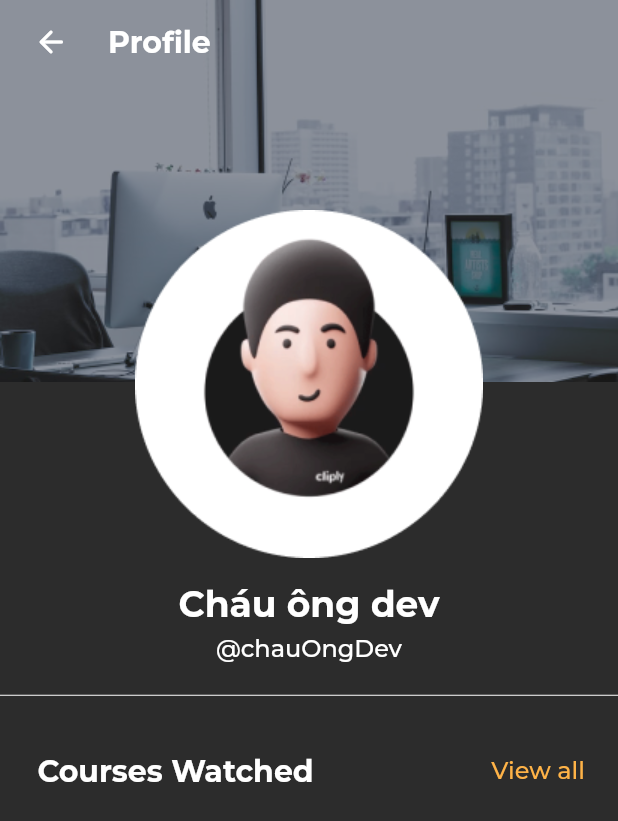
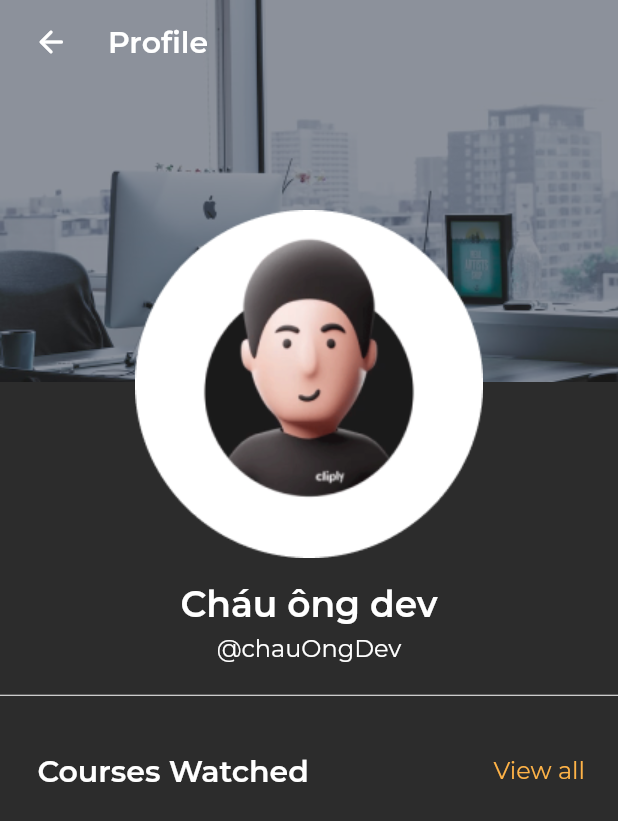
Before and after one commit to phd051199/course-app-ui, a Flutter app: the ProfileScreen screen opened directly, on a phone screen of 412 x 824 dp. Shown: the top 821 px of the screen. Run offline on Flutter 3.47's test engine with Material 2 defaults, Android fonts, the phone set to English and light mode, and no system bars; our stand-ins replace flick_video_player, get, google_fonts, video_player; network calls fail.

Commit message:
update mockapi

```diff
--- a/lib/components/course_list.dart
+++ b/lib/components/course/my_courses.dart
@@ -1,11 +1,13 @@
-import 'package:course_app/components/course_card.dart';
-import 'package:course_app/controllers/course_controller.dart';
+import 'package:course_app/components/course/course_card.dart';
+import 'package:course_app/controllers/course/my_courses.dart';
 import 'package:course_app/utils/constants.dart';
 import 'package:flutter/material.dart';
 import 'package:get/get.dart';
 
-class CoursesList extends StatelessWidget {
-  final CourseController courseController = Get.put(CourseController());
+class MyCoursesList extends StatelessWidget {
+  final MyCourseController courseController = Get.put(
+    MyCourseController(),
+  );
 
   @override
   Widget build(BuildContext context) {
--- a/lib/components/main_title.dart
+++ b/lib/components/main_title.dart
@@ -1,4 +1,3 @@
-import 'package:course_app/utils/constants.dart';
 import 'package:flutter/material.dart';
 import 'package:google_fonts/google_fonts.dart';
 
@@ -19,8 +18,8 @@ class MainTitle extends StatelessWidget {
           style: GoogleFonts.getFont(
             'Montserrat',
             fontSize: 20,
-            fontWeight: FontWeight.w700,
-            color: primaryColor,
+            fontWeight: FontWeight.w600,
+            color: Colors.white,
           ),
         ),
         Text(
@@ -29,7 +28,7 @@ class MainTitle extends StatelessWidget {
             'Montserrat',
             fontSize: 16,
             color: Color(0xffFFB347),
-            fontWeight: FontWeight.w500,
+            fontWeight: FontWeight.w400,
           ),
         ),
       ],
--- a/lib/components/menu.dart
+++ b/lib/components/menu/menu.dart
@@ -1,4 +1,4 @@
-import 'package:course_app/components/menu_item.dart';
+import 'package:course_app/components/menu/menu_item.dart';
 import 'package:course_app/utils/constants.dart';
 import 'package:flutter/material.dart';
 import 'package:google_fonts/google_fonts.dart';
@@ -21,7 +21,7 @@ class MenuDrawer extends StatelessWidget {
                 style: GoogleFonts.getFont(
                   'Montserrat',
                   fontSize: 24,
-                  fontWeight: FontWeight.w700,
+                  fontWeight: FontWeight.w600,
                   color: Color(0xffFDF1DE),
                 ),
               ),
--- a/lib/components/menu_item.dart
+++ b/lib/components/menu/menu_item.dart
@@ -22,7 +22,7 @@ class DrawerListTile extends StatelessWidget {
           style: GoogleFonts.getFont(
             'Montserrat',
             fontSize: 20,
-            fontWeight: FontWeight.w500,
+            fontWeight: FontWeight.w400,
             color: Colors.white,
           ),
         ),
--- a/lib/components/profile_appbar.dart
+++ b/lib/components/profile/profile_appbar.dart
@@ -1,4 +1,3 @@
-import 'package:course_app/utils/constants.dart';
 import 'package:flutter/material.dart';
 import 'package:get/get.dart';
 import 'package:google_fonts/google_fonts.dart';
@@ -32,8 +31,8 @@ class ProfileAppBar extends StatelessWidget {
         'Profile',
         style: GoogleFonts.getFont(
           'Montserrat',
-          color: primaryColor,
-          fontWeight: FontWeight.w700,
+          color: Colors.white,
+          fontWeight: FontWeight.w600,
           fontSize: 20,
         ),
       ),
--- a/lib/components/profile_body.dart
+++ b/lib/components/profile/profile_body.dart
@@ -1,6 +1,5 @@
-import 'package:course_app/components/course_list.dart';
+import 'package:course_app/components/course/my_courses.dart';
 import 'package:course_app/components/main_title.dart';
-import 'package:course_app/utils/constants.dart';
 import 'package:flutter/material.dart';
 import 'package:google_fonts/google_fonts.dart';
 
@@ -28,8 +27,8 @@ class ProfileBody extends StatelessWidget {
                 'Cháu ông dev',
                 style: GoogleFonts.getFont(
                   'Montserrat',
-                  color: primaryColor,
-                  fontWeight: FontWeight.w700,
+                  color: Colors.white,
+                  fontWeight: FontWeight.w600,
                   fontSize: 24,
                 ),
               ),
@@ -40,8 +39,8 @@ class ProfileBody extends StatelessWidget {
                 '@chauOngDev',
                 style: GoogleFonts.getFont(
                   'Montserrat',
-                  color: primaryColor,
-                  fontWeight: FontWeight.w500,
+                  color: Colors.white,
+                  fontWeight: FontWeight.w400,
                   fontSize: 16,
                 ),
               ),
@@ -59,7 +58,7 @@ class ProfileBody extends StatelessWidget {
                 title: 'Courses Watched',
               ),
             ),
-            CoursesList(),
+            MyCoursesList(),
           ],
         ),
       ),
--- a/lib/components/search_field.dart
+++ b/lib/components/search_field.dart
@@ -32,7 +32,7 @@ class SearchBar extends StatelessWidget {
                   hintText: 'Search course',
                   hintStyle: GoogleFonts.getFont(
                     'Montserrat',
-                    fontWeight: FontWeight.w500,
+                    fontWeight: FontWeight.w400,
                     fontSize: 16,
                   ),
                   border: InputBorder.none,
--- a/lib/components/player_toggle.dart
+++ b/lib/components/video_player/player_toggle.dart
@@ -2,8 +2,8 @@ import 'package:flick_video_player/flick_video_player.dart';
 import 'package:flutter/material.dart';
 import 'package:provider/provider.dart';
 
-class LandscapePlayToggle extends StatelessWidget {
-  const LandscapePlayToggle({Key key}) : super(key: key);
+class PlayToggle extends StatelessWidget {
+  const PlayToggle({Key key}) : super(key: key);
 
   @override
   Widget build(BuildContext context) {
--- a/lib/main.dart
+++ b/lib/main.dart
@@ -4,7 +4,9 @@ import 'package:flutter/material.dart';
 import 'package:get/get.dart';
 
 void main() {
-  runApp(CourseApp());
+  runApp(
+    CourseApp(),
+  );
 }
 
 class CourseApp extends StatelessWidget {
--- a/lib/screens/profile_screen.dart
+++ b/lib/screens/profile_screen.dart
@@ -1,5 +1,5 @@
-import 'package:course_app/components/profile_appbar.dart';
-import 'package:course_app/components/profile_body.dart';
+import 'package:course_app/components/profile/profile_appbar.dart';
+import 'package:course_app/components/profile/profile_body.dart';
 import 'package:flutter/material.dart';
 
 class ProfileScreen extends StatefulWidget {
--- a/lib/utils/constants.dart
+++ b/lib/utils/constants.dart
@@ -1,7 +1,7 @@
 import 'dart:ui';
 
 const apiURL = 'https://60a071ebd2855b00173b0d29.mockapi.io';
-const primaryColor = Color(0xffFFFFFF);
+
 const primaryBGColor = Color(0xff2C2C2C);
 const secondaryColor = Color(0xffffb347);
 const firstColor = Color(0xfffFFAC71);
```
Also changed, not shown: lib/components/course/all_courses.dart (added, +37 -0 lines), lib/components/course/course_card.dart (renamed from lib/components/course_card.dart, +16 -4 lines), lib/components/home_body.dart (+4 -3 lines), lib/components/video_player/player_controls.dart (renamed from lib/components/player_controls.dart, +14 -37 lines), lib/controllers/course/my_courses.dart (added, +26 -0 lines), lib/screens/home_screen.dart (+3 -4 lines), lib/screens/player_screen.dart (+12 -11 lines), lib/services/remote_service.dart (+16 -1 lines), lib/controllers/course/all_courses.dart (renamed from lib/controllers/course_controller.dart).
